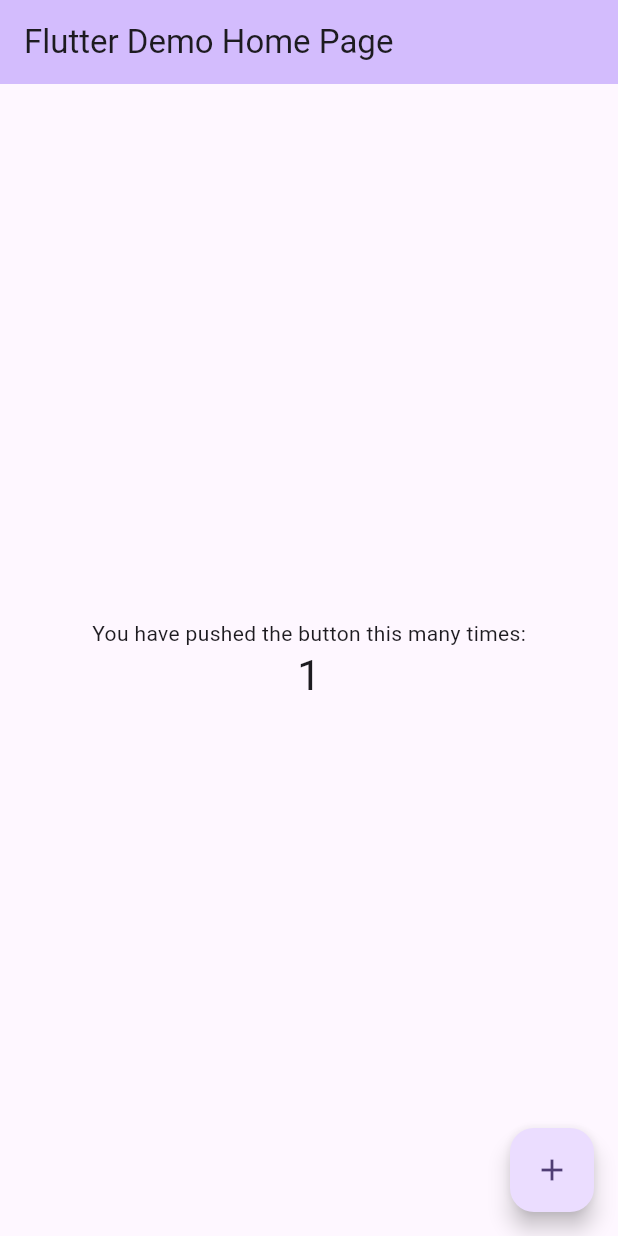
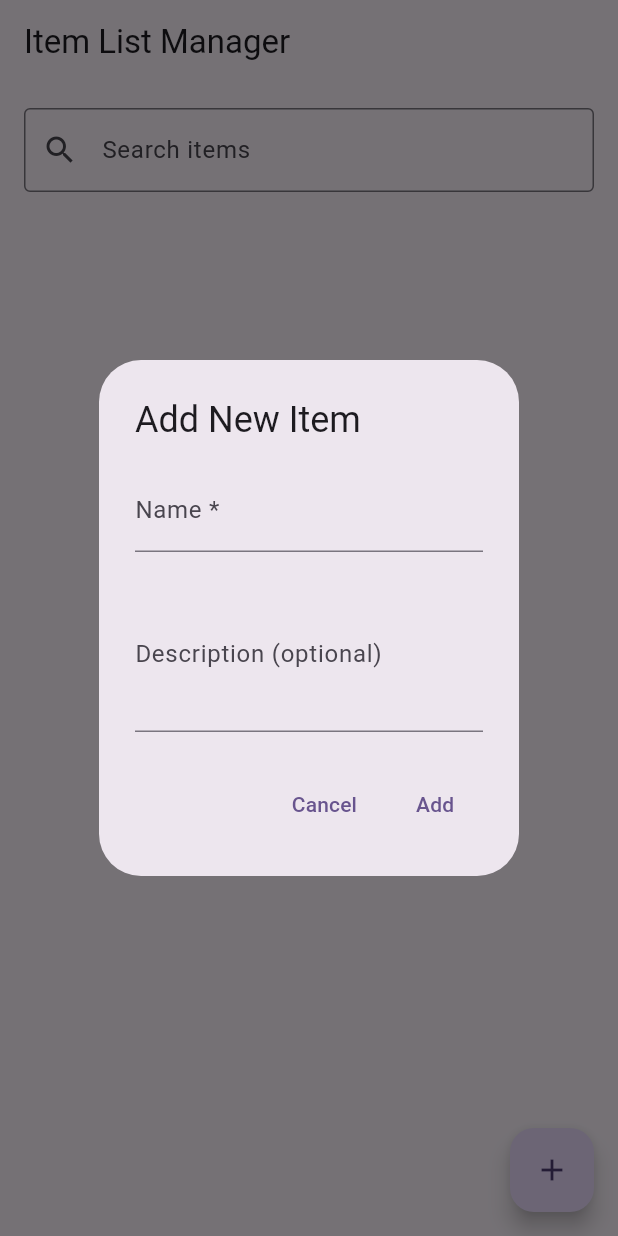
Before and after one commit to prateek-aher/list_of_items, a Flutter app: the screen it shows after launch, after a tap on the "add" icon, on a phone screen of 412 x 824 dp. Run offline on Flutter 3.47's test engine with Material 3 defaults, Android fonts, the phone set to English and light mode, and no system bars.

Commit message:
home screen

```diff
--- /dev/null
+++ b/lib/home_screen.dart
@@ -0,0 +1,195 @@
+import 'package:flutter/material.dart';
+
+class HomeScreen extends StatefulWidget {
+  const HomeScreen({super.key});
+
+  @override
+  State<HomeScreen> createState() => _HomeScreenState();
+}
+
+class _HomeScreenState extends State<HomeScreen> {
+  final List<Map<String, String>> _items = [];
+  final TextEditingController _searchController = TextEditingController();
+  String _searchQuery = '';
+
+  List<Map<String, String>> get _filteredItems {
+    if (_searchQuery.isEmpty) return _items;
+    return _items.where((item) {
+      final name = item['name']?.toLowerCase() ?? '';
+      final description = item['description']?.toLowerCase() ?? '';
+      final query = _searchQuery.toLowerCase();
+      return name.contains(query) || description.contains(query);
+    }).toList();
+  }
+
+  final GlobalKey<FormState> _formkey = GlobalKey<FormState>();
+
+  void _addItem(String name, String description) {
+    if (name.isEmpty) return;
+    setState(() {
+      _items.add({'name': name, 'description': description});
+    });
+  }
+
+  void _deleteItem(int index) {
+    setState(() {
+      final itemIndex = _items.indexOf(_filteredItems[index]);
+      _items.removeAt(itemIndex);
+    });
+  }
+
+  void _editItem(int index, String name, String description) {
+    if (name.isEmpty) return;
+    setState(() {
+      final itemIndex = _items.indexOf(_filteredItems[index]);
+      _items[itemIndex] = {'name': name, 'description': description};
+    });
+  }
+
+  void _showAddEditDialog({int? editIndex}) {
+    final isEditing = editIndex != null;
+    final nameController = TextEditingController(
+      text: isEditing ? _filteredItems[editIndex]['name'] : '',
+    );
+    final descController = TextEditingController(
+      text: isEditing ? _filteredItems[editIndex]['description'] : '',
+    );
+
+    showDialog(
+      context: context,
+      builder: (context) => AlertDialog(
+        title: Text(isEditing ? 'Edit Item' : 'Add New Item'),
+        content: Form(
+          key: _formkey,
+          child: Column(
+            mainAxisSize: MainAxisSize.min,
+            children: [
+              TextFormField(
+                controller: nameController,
+                validator: (value) {
+                  return (value?.isEmpty ?? true) ? "required" : null;
+                },
+                decoration: const InputDecoration(
+                  labelText: 'Name *',
+                  hintText: 'Enter item name',
+                ),
+              ),
+              const SizedBox(height: 16),
+              TextFormField(
+                controller: descController,
+                decoration: const InputDecoration(
+                  labelText: 'Description (optional)',
+                  hintText: 'Enter item description',
+                ),
+                maxLines: 3,
+              ),
+            ],
+          ),
+        ),
+        actions: [
+          TextButton(
+            onPressed: () => Navigator.pop(context),
+            child: const Text('Cancel'),
+          ),
+          TextButton(
+            onPressed: () {
+              if (_formkey.currentState?.validate() ?? false) {
+                if (isEditing) {
+                  _editItem(
+                      editIndex, nameController.text, descController.text);
+                } else {
+                  _addItem(nameController.text, descController.text);
+                }
+                Navigator.pop(context);
+              }
+            },
+            child: Text(isEditing ? 'Save' : 'Add'),
+          ),
+        ],
+      ),
+    );
+  }
+
+  @override
+  Widget build(BuildContext context) {
+    return Scaffold(
+      appBar: AppBar(
+        title: const Text('Item List Manager'),
+      ),
+      body: Padding(
+        padding: const EdgeInsets.all(16.0),
+        child: Column(
+          children: [
+            // Search Bar
+            TextField(
+              controller: _searchController,
+              decoration: const InputDecoration(
+                labelText: 'Search items',
+                hintText: 'Enter search term',
+                prefixIcon: Icon(Icons.search),
+                border: OutlineInputBorder(),
+              ),
+              onChanged: (value) => setState(() => _searchQuery = value),
+            ),
+            const SizedBox(height: 16),
+            // List of Items
+            Expanded(
+              child: LayoutBuilder(
+                builder: (context, constraints) {
+                  return _filteredItems.isEmpty
+                      ? const Center(
+                          child: Text('No items found'),
+                        )
+                      : ListView.builder(
+                          itemCount: _filteredItems.length,
+                          itemBuilder: (context, index) {
+                            final item = _filteredItems[index];
+                            return Card(
+                              margin: const EdgeInsets.only(bottom: 8),
+                              child: ExpansionTile(
+                                title: Text(item['name'] ?? ''),
+                                trailing: Row(
+                                  mainAxisSize: MainAxisSize.min,
+                                  children: [
+                                    IconButton(
+                                      icon: const Icon(Icons.edit),
+                                      onPressed: () => _showAddEditDialog(
+                                        editIndex: index,
+                                      ),
+                                    ),
+                                    IconButton(
+                                      icon: const Icon(Icons.delete),
+                                      onPressed: () => _deleteItem(index),
+                                    ),
+                                  ],
+                                ),
+                                children: [
+                                  if (item['description']?.isNotEmpty ?? false)
+                                    Padding(
+                                      padding: const EdgeInsets.all(16.0),
+                                      child: Text(item['description'] ?? ''),
+                                    ),
+                                ],
+                              ),
+                            );
+                          },
+                        );
+                },
+              ),
+            ),
+          ],
+        ),
+      ),
+      floatingActionButton: FloatingActionButton(
+        onPressed: () => _showAddEditDialog(),
+        child: const Icon(Icons.add),
+      ),
+    );
+  }
+
+  @override
+  void dispose() {
+    _searchController.dispose();
+    super.dispose();
+  }
+}
--- a/lib/main.dart
+++ b/lib/main.dart
@@ -1,4 +1,5 @@
 import 'package:flutter/material.dart';
+import 'package:list_of_items/home_screen.dart';
 
 void main() {
   runApp(const MyApp());
@@ -10,60 +11,12 @@ class MyApp extends StatelessWidget {
   @override
   Widget build(BuildContext context) {
     return MaterialApp(
-      title: 'Flutter Demo',
+      title: 'Item List Manager',
       theme: ThemeData(
         colorScheme: ColorScheme.fromSeed(seedColor: Colors.deepPurple),
         useMaterial3: true,
       ),
-      home: const MyHomePage(title: 'Flutter Demo Home Page'),
+      home: const HomeScreen(),
     );
   }
 }
-
-class MyHomePage extends StatefulWidget {
-  const MyHomePage({super.key, required this.title});
-
-  final String title;
-
-  @override
-  State<MyHomePage> createState() => _MyHomePageState();
-}
-
-class _MyHomePageState extends State<MyHomePage> {
-  int _counter = 0;
-
-  void _incrementCounter() {
-    setState(() {
-      _counter++;
-    });
-  }
-
-  @override
-  Widget build(BuildContext context) {
-    return Scaffold(
-      appBar: AppBar(
-        backgroundColor: Theme.of(context).colorScheme.inversePrimary,
-        title: Text(widget.title),
-      ),
-      body: Center(
-        child: Column(
-          mainAxisAlignment: MainAxisAlignment.center,
-          children: <Widget>[
-            const Text(
-              'You have pushed the button this many times:',
-            ),
-            Text(
-              '$_counter',
-              style: Theme.of(context).textTheme.headlineMedium,
-            ),
-          ],
-        ),
-      ),
-      floatingActionButton: FloatingActionButton(
-        onPressed: _incrementCounter,
-        tooltip: 'Increment',
-        child: const Icon(Icons.add),
-      ),
-    );
-  }
-}
```
Also changed, not shown: 7 other files.
